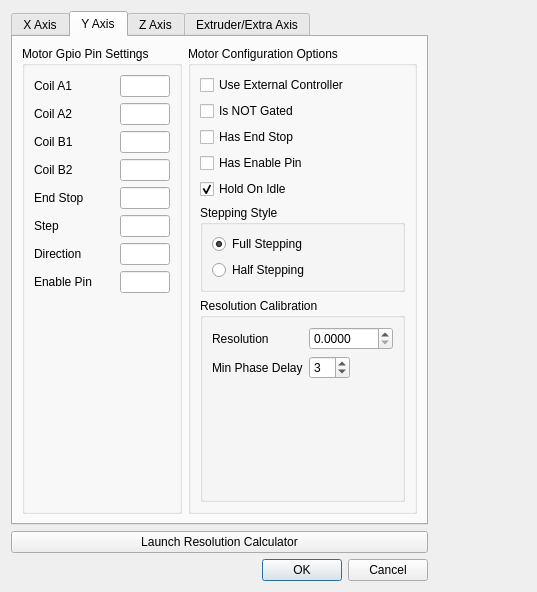
This is motorconfigdialog.ui in Bahamuttg/PiRinter3D as Qt 5 draws it before an edit. The edited form follows.
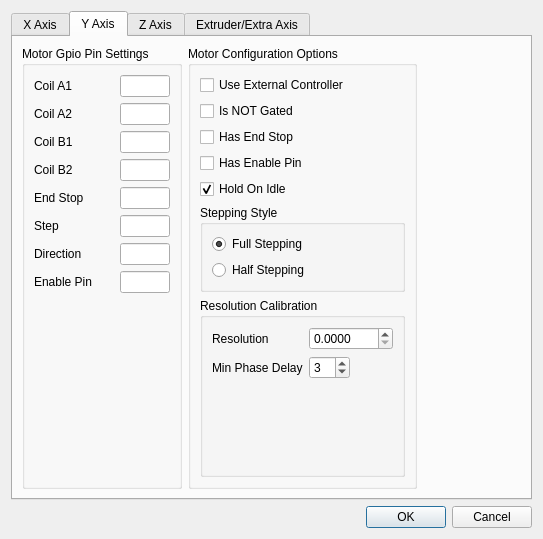
This is the edited form. The open tabs and pages were chosen to show the change. Icons and pictures are not drawn.

What changed in the file:
```diff
--- a/motorconfigdialog.ui
+++ b/motorconfigdialog.ui
@@ -6,8 +6,8 @@
    <rect>
     <x>0</x>
     <y>0</y>
-    <width>537</width>
-    <height>592</height>
+    <width>543</width>
+    <height>539</height>
    </rect>
   </property>
   <property name="minimumSize">
@@ -26,7 +26,7 @@
   <layout class="QVBoxLayout" name="verticalLayout">
    <item>
     <layout class="QGridLayout" name="glMain">
-     <item row="3" column="0">
+     <item row="2" column="0">
       <widget class="QDialogButtonBox" name="buttonBox">
        <property name="orientation">
         <enum>Qt::Horizontal</enum>
@@ -36,13 +36,6 @@
        </property>
       </widget>
      </item>
-     <item row="2" column="0">
-      <widget class="QPushButton" name="pushButton">
-       <property name="text">
-        <string>Launch Resolution Calculator</string>
-       </property>
-      </widget>
-     </item>
      <item row="1" column="0">
       <widget class="QTabWidget" name="tabMotors">
        <property name="currentIndex">
@@ -1039,6 +1032,19 @@
              </layout>
             </widget>
            </item>
+           <item row="0" column="3">
+            <spacer name="horizontalSpacer">
+             <property name="orientation">
+              <enum>Qt::Horizontal</enum>
+             </property>
+             <property name="sizeHint" stdset="0">
+              <size>
+               <width>40</width>
+               <height>20</height>
+              </size>
+             </property>
+            </spacer>
+           </item>
           </layout>
          </item>
         </layout>
@@ -2039,19 +2045,6 @@
        </widget>
       </widget>
      </item>
-     <item row="1" column="1">
-      <spacer name="horizontalSpacer_2">
-       <property name="orientation">
-        <enum>Qt::Horizontal</enum>
-       </property>
-       <property name="sizeHint" stdset="0">
-        <size>
-         <width>40</width>
-         <height>20</height>
-        </size>
-       </property>
-      </spacer>
-     </item>
     </layout>
    </item>
   </layout>
```
Left out of the diff: 40 changed lines with no effect on the pictures.
